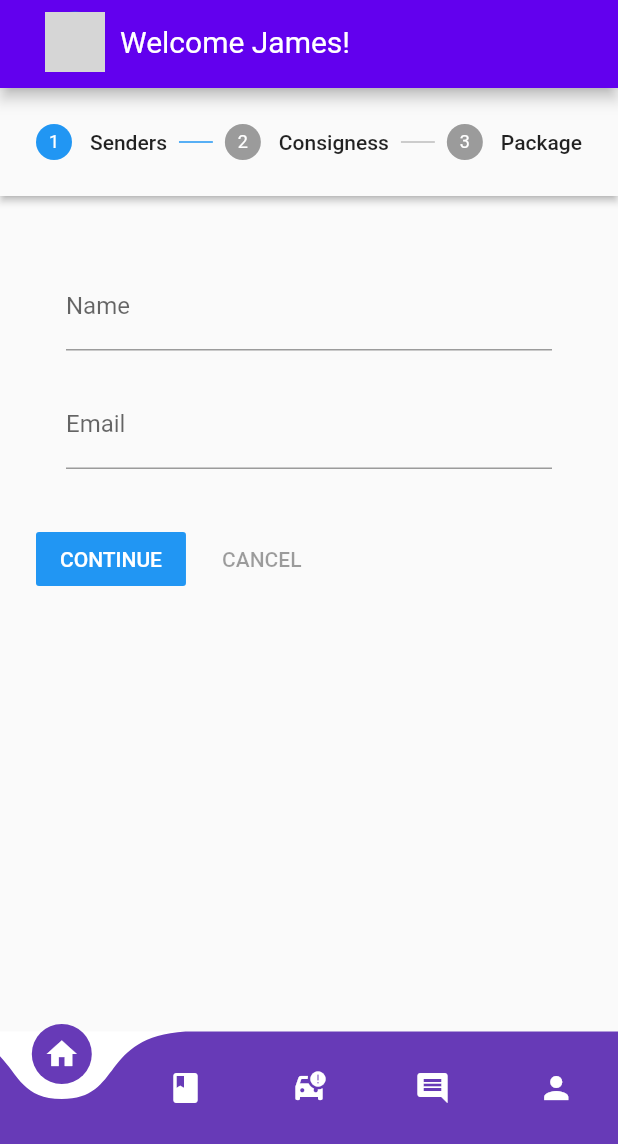
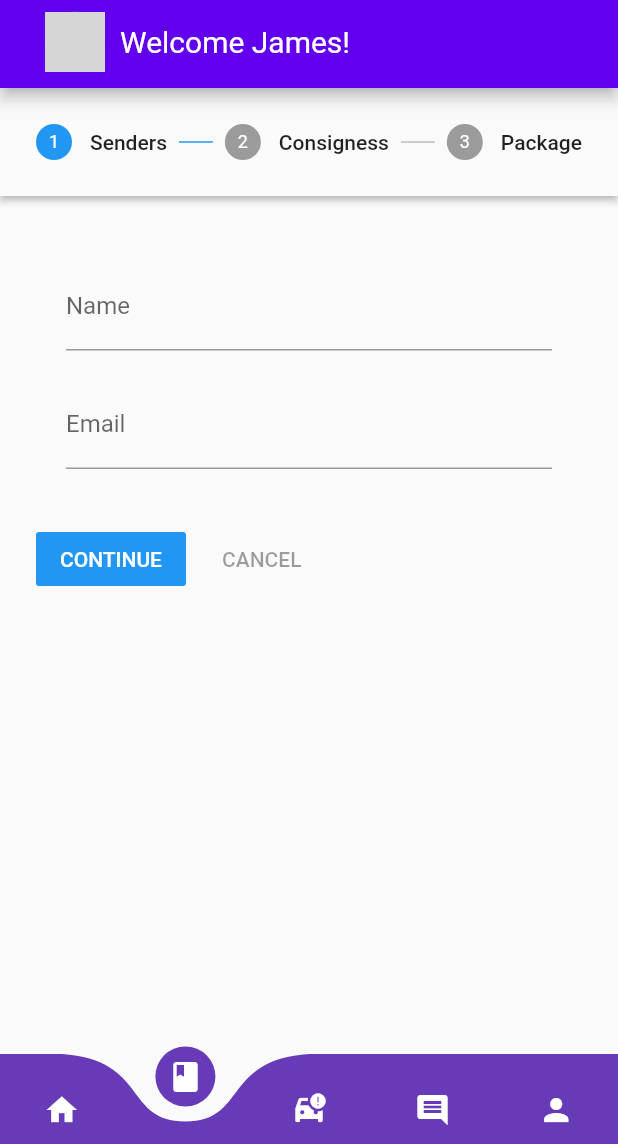
Before and after one commit to pepper419/SoftRoute-Flutter, a Flutter app: the AdminPage screen opened directly, item 2 of the bottom bar chosen, on a phone screen of 412 x 824 dp, the part 92-1236 px from its top. Run offline on Flutter 3.47's test engine with Material 2 defaults, Android fonts, the phone set to English and light mode, and no system bars; drawn by our look-alikes of curved_navigation_bar; network calls fail; grey boxes are pictures that could not be loaded.

```diff
--- a/lib/main.dart
+++ b/lib/main.dart
@@ -3,6 +3,7 @@ import 'package:example_souf_route/views/addShipment.dart';
 import 'package:flutter/material.dart';
 import 'package:http/http.dart' as http;
 import 'dart:convert';
+import 'views/adminHome.dart';
 import 'widgets/destinationCard.dart';
 
 import 'models/Destination.dart';
@@ -221,60 +222,6 @@ class _ClientPageState extends State<ClientPage> {
     );
   }
 }
-class BottomBar extends StatefulWidget {
-  const BottomBar({Key? key}) : super(key: key);
-
-  @override
-  State<BottomBar> createState() => _BottomBarState();
-}
-
-class _BottomBarState extends State<BottomBar> {
-  @override
-  Widget build(BuildContext context) {
-    return Container(
-      child: CurvedNavigationBar(
-        backgroundColor: Colors.white,
-        color: Colors.deepPurple,
-        animationDuration: Duration(milliseconds: 300),
-        onTap: (index){
-          switch (index) {
-            case 0:
-              Navigator.push(context, MaterialPageRoute(builder: (context) => AdminPage()),
-              );
-              break;
-            case 1:
-              Navigator.push(context, MaterialPageRoute(builder: (context) => AddShipment()),
-              );
-              break;
-          }
-        },
-        items: [
-          Icon(
-            Icons.home,
-            color: Colors.white,
-          ),
-          Icon(
-            Icons.book,
-            color: Colors.white,
-          ),
-          Icon(
-            Icons.car_crash,
-            color: Colors.white,
-          ),
-          Icon(
-            Icons.comment,
-            color: Colors.white,
-          ),
-          Icon(
-            Icons.person,
-            color: Colors.white,
-          ),
-        ],
-      ),
-    );
-  }
-}
-
 
 class AdminPage extends StatefulWidget {
   const AdminPage({Key? key}) : super(key: key);
@@ -284,119 +231,63 @@ class AdminPage extends StatefulWidget {
 }
 
 class _AdminPageState extends State<AdminPage> {
-  late String codeSended='17';
 
-  List<Destination> destinationList = [];
+  final items=[
+    Icon(Icons.home, color: Colors.white),
+    Icon(Icons.book, color: Colors.white),
+    Icon(Icons.car_crash, color: Colors.white),
+    Icon(Icons.comment, color: Colors.white),
+    Icon(Icons.person, color: Colors.white),
+  ];
+
+  int index=0;
+
   @override
   void initState() {
     super.initState();
-    fetchDestination();
-  }
-
-  Future<void> fetchDestination() async{
-    String base_url='http://20.150.216.134:7070/api/v1/destinations';
-    final url=Uri.parse(base_url);
-    var response =await http.get(url);
-    if(response.statusCode==200){
-      final jsonData = jsonDecode(response.body); //decodificacion del cuerpo
-      List<Destination> destinations = [];
-      for (var item in jsonData) {
-        Destination destination = Destination(
-            name: item['name']
-        );
-        destinations.add(destination);
-      }
-      setState(() {
-        destinationList = destinations;
-      });
-    }else {
-      print('Request failed with status: ${response.statusCode}');
-    }
-    print ('HOLAAAAAAAAA JULIAN TE AMO');
   }
 
   Widget build(BuildContext context) {
     return SafeArea(
       child: Scaffold(
         appBar: CustomAppBar(),
-        bottomNavigationBar: BottomBar(),
-        body: Padding(
-          padding: const EdgeInsets.all(20),
-          child: SingleChildScrollView(
-            child: Column(
-              mainAxisAlignment: MainAxisAlignment.start,
-              children: [
-                Row(
-                  children: [
-                    Expanded(
-                      child: Container(
-                        height: 80,
-                        padding: const EdgeInsets.symmetric(vertical: 10, horizontal: 16),
-                        child: ElevatedButton(
-                          onPressed: () {
-                            Navigator.push(context, MaterialPageRoute(builder: (context)=>ClientPage()));
-                          },
-                          style: ElevatedButton.styleFrom(
-                            backgroundColor: Color(0xFFC8A1FF),
-                            shape: RoundedRectangleBorder(
-                              borderRadius: BorderRadius.circular(10),
-                            ),
-                          ),
-                          child: Row(
-                            mainAxisAlignment: MainAxisAlignment.spaceBetween,
-                            children: [
-                              Text(
-                                'Search Tracking',
-                                style: TextStyle(fontSize: 20),
-                              ),
-                              Icon(Icons.arrow_forward),
-                            ],
-                          ),
-                        ),
-                      ),
-                    ),
-                  ],
-
-                ),
-                SizedBox(height: 20),
-                Align(
-                  alignment: Alignment.centerLeft,
-                  child: Text(
-                    'Tracking',
-                    style: TextStyle(fontSize: 18, fontWeight: FontWeight.bold),
-                  ),
-                ),
-                TrackingCard(searchQuery: '17'),
-
-                SizedBox(height: 20),
-                Align(
-                  alignment: Alignment.centerLeft,
-                  child: Text(
-                    'Destinations',
-                    style: TextStyle(fontSize: 18, fontWeight: FontWeight.bold),
-                  ),
-                ),
-                if (destinationList.isNotEmpty)
-                  ListView.builder(
-                    shrinkWrap: true,
-                    physics: NeverScrollableScrollPhysics(),
-                    itemCount: destinationList.length,
-                    itemBuilder: (BuildContext context, int index) {
-                      return DestinationCard(
-                        name: destinationList[index].name,
-                      );
-                    },
-                  ),
-                if (destinationList.isEmpty)
-                  CircularProgressIndicator(),
-
-              ],
-            ),
-          ),
+        bottomNavigationBar: CurvedNavigationBar(
+          height: 60,
+          backgroundColor: Colors.transparent,
+          color: Colors.deepPurple,
+          items: items,
+          index: index,
+          onTap: (index){
+            setState(() {
+              this.index=index;
+            });
+          },
+          animationDuration: Duration(milliseconds: 300),
         ),
-
+        body: Container(
+/*          width: double.infinity,
+          height: double.infinity,
+          alignment: Alignment.center,*/
+          child: getSelectedWidget(index:index),
+        )
       ),
     );
+  }
+
+  Widget getSelectedWidget({required int index}) {
+    Widget widget;
+    switch(index){
+      case 0:
+        widget= AdminHome();
+        break;
+      case 1:
+        widget= AddShipment();
+        break;
+      default:
+        widget= AdminHome();
+        break;
+    }
+    return widget;
   }
 }
 //
--- a/lib/views/addShipment.dart
+++ b/lib/views/addShipment.dart
@@ -102,8 +102,6 @@ class _AddShipmentState extends State<AddShipment> {
   }
   Widget build(BuildContext context)=>
       Scaffold(
-        appBar: CustomAppBar(),
-        bottomNavigationBar: BottomBar(),
         body: Stepper(
           type: StepperType.horizontal,
           steps: getSteps(),
@@ -129,8 +127,6 @@ class _AddShipmentState extends State<AddShipment> {
           currentStep==0?null: ()=>setState(()=>currentStep-=1),
         ),
       );
-
-
 
   List<Step> getSteps()=>[
     Step(
```
Also changed, not shown: lib/views/adminHome.dart (added, +127 -0 lines).
